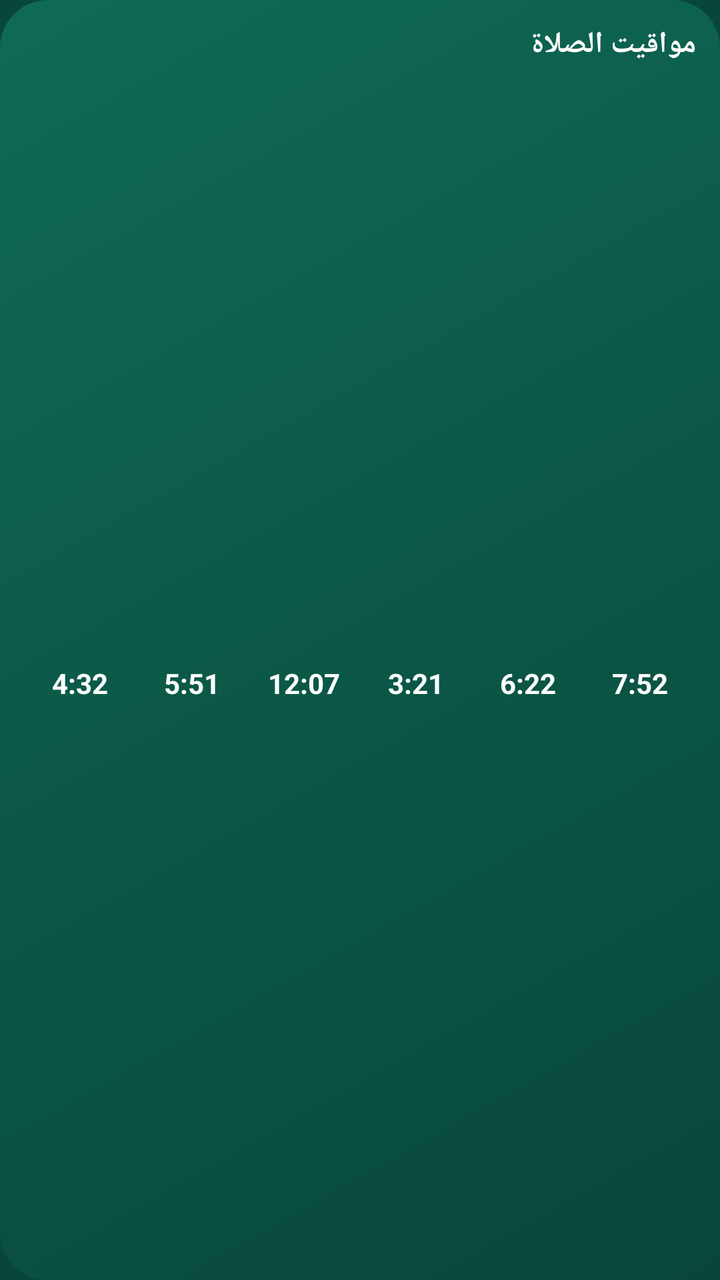
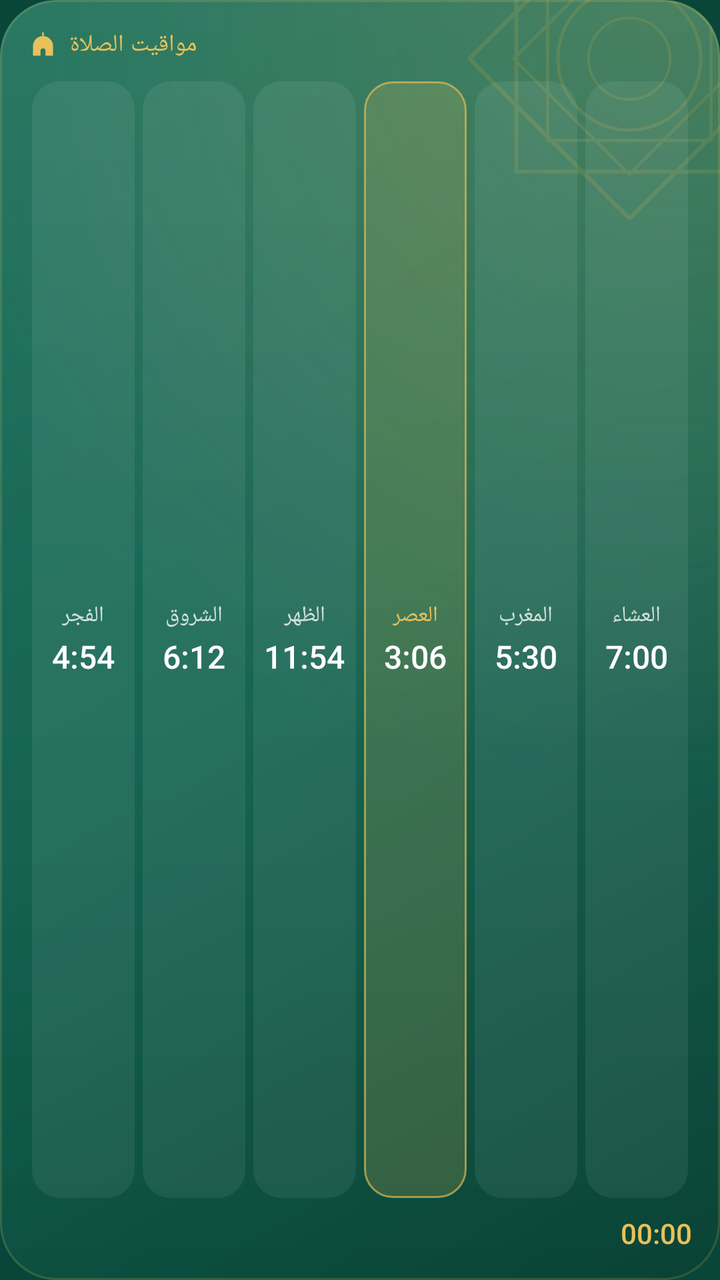

An Android layout rendered at two revisions. The XML below is the earlier revision; the diff shows what the commit changed to produce the second picture.
<!-- AndroidManifest.xml: application theme Theme.Mizan -->
<!-- res/layout/widget_prayer_times.xml -->
<?xml version="1.0" encoding="utf-8"?>
<LinearLayout xmlns:android="http://schemas.android.com/apk/res/android"
    android:id="@+id/root" android:layout_width="match_parent" android:layout_height="match_parent"
    android:background="@drawable/widget_bg" android:orientation="vertical" android:padding="12dp">
    <LinearLayout android:layout_width="match_parent" android:layout_height="wrap_content" android:orientation="horizontal">
        <TextView android:id="@+id/city" android:text="@string/widget_prayer_times" android:layout_width="0dp" android:layout_weight="1" android:layout_height="wrap_content"
            android:textColor="#FFFFFF" android:textSize="15sp" android:textStyle="bold" android:maxLines="1" android:ellipsize="end" />
        <TextView android:id="@+id/date" android:layout_width="wrap_content" android:layout_height="wrap_content"
            android:textColor="#E0B54A" android:textSize="12sp" android:maxLines="1" />
    </LinearLayout>
    <LinearLayout android:layout_width="match_parent" android:layout_height="0dp" android:layout_weight="1"
        android:layout_marginTop="8dp" android:orientation="horizontal">
        <LinearLayout android:id="@+id/c0" android:layout_width="0dp" android:layout_weight="1" android:layout_height="match_parent"
            android:layout_marginHorizontal="2dp" android:orientation="vertical" android:gravity="center">
            <TextView android:id="@+id/n0" android:layout_width="wrap_content" android:layout_height="wrap_content"
                android:textColor="#CCFFFFFF" android:textSize="11sp" android:maxLines="1" />
            <TextView android:id="@+id/t0" android:text="4:32" android:layout_width="wrap_content" android:layout_height="wrap_content"
                android:textColor="#FFFFFF" android:textSize="14sp" android:textStyle="bold" android:maxLines="1" />
        </LinearLayout>
        <LinearLayout android:id="@+id/c1" android:layout_width="0dp" android:layout_weight="1" android:layout_height="match_parent"
            android:layout_marginHorizontal="2dp" android:orientation="vertical" android:gravity="center">
            <TextView android:id="@+id/n1" android:layout_width="wrap_content" android:layout_height="wrap_content"
                android:textColor="#CCFFFFFF" android:textSize="11sp" android:maxLines="1" />
            <TextView android:id="@+id/t1" android:text="5:51" android:layout_width="wrap_content" android:layout_height="wrap_content"
                android:textColor="#FFFFFF" android:textSize="14sp" android:textStyle="bold" android:maxLines="1" />
        </LinearLayout>
        <LinearLayout android:id="@+id/c2" android:layout_width="0dp" android:layout_weight="1" android:layout_height="match_parent"
            android:layout_marginHorizontal="2dp" android:orientation="vertical" android:gravity="center">
            <TextView android:id="@+id/n2" android:layout_width="wrap_content" android:layout_height="wrap_content"
                android:textColor="#CCFFFFFF" android:textSize="11sp" android:maxLines="1" />
            <TextView android:id="@+id/t2" android:text="12:07" android:layout_width="wrap_content" android:layout_height="wrap_content"
                android:textColor="#FFFFFF" android:textSize="14sp" android:textStyle="bold" android:maxLines="1" />
        </LinearLayout>
        <LinearLayout android:id="@+id/c3" android:layout_width="0dp" android:layout_weight="1" android:layout_height="match_parent"
            android:layout_marginHorizontal="2dp" android:orientation="vertical" android:gravity="center">
            <TextView android:id="@+id/n3" android:layout_width="wrap_content" android:layout_height="wrap_content"
                android:textColor="#CCFFFFFF" android:textSize="11sp" android:maxLines="1" />
            <TextView android:id="@+id/t3" android:text="3:21" android:layout_width="wrap_content" android:layout_height="wrap_content"
                android:textColor="#FFFFFF" android:textSize="14sp" android:textStyle="bold" android:maxLines="1" />
        </LinearLayout>
        <LinearLayout android:id="@+id/c4" android:layout_width="0dp" android:layout_weight="1" android:layout_height="match_parent"
            android:layout_marginHorizontal="2dp" android:orientation="vertical" android:gravity="center">
            <TextView android:id="@+id/n4" android:layout_width="wrap_content" android:layout_height="wrap_content"
                android:textColor="#CCFFFFFF" android:textSize="11sp" android:maxLines="1" />
            <TextView android:id="@+id/t4" android:text="6:22" android:layout_width="wrap_content" android:layout_height="wrap_content"
                android:textColor="#FFFFFF" android:textSize="14sp" android:textStyle="bold" android:maxLines="1" />
        </LinearLayout>
        <LinearLayout android:id="@+id/c5" android:layout_width="0dp" android:layout_weight="1" android:layout_height="match_parent"
            android:layout_marginHorizontal="2dp" android:orientation="vertical" android:gravity="center">
            <TextView android:id="@+id/n5" android:layout_width="wrap_content" android:layout_height="wrap_content"
                android:textColor="#CCFFFFFF" android:textSize="11sp" android:maxLines="1" />
            <TextView android:id="@+id/t5" android:text="7:52" android:layout_width="wrap_content" android:layout_height="wrap_content"
                android:textColor="#FFFFFF" android:textSize="14sp" android:textStyle="bold" android:maxLines="1" />
        </LinearLayout>
    </LinearLayout>
</LinearLayout>
<!-- resources referenced by this layout -->
<resources>
  <!-- drawable widget_bg (drawable) -->
  <?xml version="1.0" encoding="utf-8"?>
  <shape xmlns:android="http://schemas.android.com/apk/res/android" android:shape="rectangle">
      <gradient android:angle="315" android:startColor="#0F6A55" android:endColor="#08463A" />
      <corners android:radius="24dp" />
  </shape>
  <!-- unchanged entries left out for length: 3 -->
</resources>

<!-- the commit's change to res/layout/widget_prayer_times.xml (unified diff, before → after) -->
@@ -1,56 +1,88 @@
 <?xml version="1.0" encoding="utf-8"?>
-<LinearLayout xmlns:android="http://schemas.android.com/apk/res/android"
+<FrameLayout xmlns:android="http://schemas.android.com/apk/res/android"
     android:id="@+id/root" android:layout_width="match_parent" android:layout_height="match_parent"
-    android:background="@drawable/widget_bg" android:orientation="vertical" android:padding="12dp">
-    <LinearLayout android:layout_width="match_parent" android:layout_height="wrap_content" android:orientation="horizontal">
-        <TextView android:id="@+id/city" android:text="@string/widget_prayer_times" android:layout_width="0dp" android:layout_weight="1" android:layout_height="wrap_content"
-            android:textColor="#FFFFFF" android:textSize="15sp" android:textStyle="bold" android:maxLines="1" android:ellipsize="end" />
-        <TextView android:id="@+id/date" android:layout_width="wrap_content" android:layout_height="wrap_content"
-            android:textColor="#E0B54A" android:textSize="12sp" android:maxLines="1" />
-    </LinearLayout>
-    <LinearLayout android:layout_width="match_parent" android:layout_height="0dp" android:layout_weight="1"
-        android:layout_marginTop="8dp" android:orientation="horizontal">
-        <LinearLayout android:id="@+id/c0" android:layout_width="0dp" android:layout_weight="1" android:layout_height="match_parent"
-            android:layout_marginHorizontal="2dp" android:orientation="vertical" android:gravity="center">
-            <TextView android:id="@+id/n0" android:layout_width="wrap_content" android:layout_height="wrap_content"
-                android:textColor="#CCFFFFFF" android:textSize="11sp" android:maxLines="1" />
-            <TextView android:id="@+id/t0" android:text="4:32" android:layout_width="wrap_content" android:layout_height="wrap_content"
-                android:textColor="#FFFFFF" android:textSize="14sp" android:textStyle="bold" android:maxLines="1" />
+    android:background="@drawable/widget_surface" android:clipToOutline="true">
+    
+    <ImageView android:id="@+id/bg" android:layout_width="match_parent" android:layout_height="match_parent"
+        android:src="@drawable/widget_surface" android:scaleType="fitXY" android:importantForAccessibility="no" />
+    <ImageView android:layout_width="match_parent" android:layout_height="match_parent"
+        android:src="@drawable/widget_shade" android:scaleType="fitXY" android:importantForAccessibility="no" />
+    <ImageView android:layout_width="match_parent" android:layout_height="match_parent"
+        android:src="@drawable/widget_sheen" android:scaleType="fitXY" android:importantForAccessibility="no" />
+    <ImageView android:layout_width="170dp" android:layout_height="170dp" android:layout_gravity="top|end"
+        android:layout_marginTop="-56dp" android:layout_marginEnd="-40dp" android:alpha="0.16"
+        android:src="@drawable/widget_ornament" android:importantForAccessibility="no" />
+    <LinearLayout android:layout_width="match_parent" android:layout_height="match_parent"
+        android:orientation="vertical" android:padding="14dp">
+        <LinearLayout android:layout_width="match_parent" android:layout_height="wrap_content"
+            android:orientation="horizontal" android:gravity="center_vertical">
+            <ImageView android:id="@+id/icon" android:layout_width="15dp" android:layout_height="15dp" android:layout_marginEnd="6dp"
+                android:src="@drawable/ic_w_mosque" android:tint="@color/w_gold" android:importantForAccessibility="no" />
+            <TextView android:id="@+id/city" android:layout_width="0dp" android:layout_height="wrap_content" android:layout_weight="1"
+                android:text="@string/widget_prayer_times" android:textColor="@color/w_gold" android:textSize="12sp" android:fontFamily="sans-serif-medium"
+                android:letterSpacing="0.02" android:maxLines="1" android:ellipsize="end" android:textAlignment="viewStart" />
+            <TextView android:id="@+id/date" android:layout_width="wrap_content" android:layout_height="wrap_content"
+                android:textColor="@color/w_text2" android:textSize="11sp" android:maxLines="1" />
         </LinearLayout>
-        <LinearLayout android:id="@+id/c1" android:layout_width="0dp" android:layout_weight="1" android:layout_height="match_parent"
-            android:layout_marginHorizontal="2dp" android:orientation="vertical" android:gravity="center">
-            <TextView android:id="@+id/n1" android:layout_width="wrap_content" android:layout_height="wrap_content"
-                android:textColor="#CCFFFFFF" android:textSize="11sp" android:maxLines="1" />
-            <TextView android:id="@+id/t1" android:text="5:51" android:layout_width="wrap_content" android:layout_height="wrap_content"
-                android:textColor="#FFFFFF" android:textSize="14sp" android:textStyle="bold" android:maxLines="1" />
+
+        <LinearLayout android:layout_width="match_parent" android:layout_height="0dp" android:layout_weight="1"
+            android:layout_marginTop="10dp" android:layout_marginHorizontal="-2dp" android:orientation="horizontal">
+            <LinearLayout android:id="@+id/c0" android:layout_width="0dp" android:layout_weight="1" android:layout_height="match_parent"
+                android:layout_marginHorizontal="2dp" android:orientation="vertical" android:gravity="center" android:background="@drawable/widget_cell">
+                <TextView android:id="@+id/n0" android:layout_width="wrap_content" android:layout_height="wrap_content"
+                    android:text="@string/sample_fajr" android:textColor="@color/w_text2" android:textSize="11sp" android:maxLines="1" />
+                <TextView android:id="@+id/t0" android:text="4:54" android:layout_width="wrap_content" android:layout_height="wrap_content"
+                    android:layout_marginTop="2dp" android:textColor="@color/w_text" android:textSize="16sp" android:fontFamily="sans-serif-medium"
+                    android:fontFeatureSettings="tnum" android:maxLines="1" />
+            </LinearLayout>
+            <LinearLayout android:id="@+id/c1" android:layout_width="0dp" android:layout_weight="1" android:layout_height="match_parent"
+                android:layout_marginHorizontal="2dp" android:orientation="vertical" android:gravity="center" android:background="@drawable/widget_cell">
+                <TextView android:id="@+id/n1" android:layout_width="wrap_content" android:layout_height="wrap_content"
+                    android:text="@string/sample_sunrise" android:textColor="@color/w_text2" android:textSize="11sp" android:maxLines="1" />
+                <TextView android:id="@+id/t1" android:text="6:12" android:layout_width="wrap_content" android:layout_height="wrap_content"
+                    android:layout_marginTop="2dp" android:textColor="@color/w_text" android:textSize="16sp" android:fontFamily="sans-serif-medium"
+                    android:fontFeatureSettings="tnum" android:maxLines="1" />
+            </LinearLayout>
+            <LinearLayout android:id="@+id/c2" android:layout_width="0dp" android:layout_weight="1" android:layout_height="match_parent"
+                android:layout_marginHorizontal="2dp" android:orientation="vertical" android:gravity="center" android:background="@drawable/widget_cell">
+                <TextView android:id="@+id/n2" android:layout_width="wrap_content" android:layout_height="wrap_content"
+                    android:text="@string/sample_dhuhr" android:textColor="@color/w_text2" android:textSize="11sp" android:maxLines="1" />
+                <TextView android:id="@+id/t2" android:text="11:54" android:layout_width="wrap_content" android:layout_height="wrap_content"
+                    android:layout_marginTop="2dp" android:textColor="@color/w_text" android:textSize="16sp" android:fontFamily="sans-serif-medium"
+                    android:fontFeatureSettings="tnum" android:maxLines="1" />
+            </LinearLayout>
+            <LinearLayout android:id="@+id/c3" android:layout_width="0dp" android:layout_weight="1" android:layout_height="match_parent"
+                android:layout_marginHorizontal="2dp" android:orientation="vertical" android:gravity="center" android:background="@drawable/widget_cell_on">
+                <TextView android:id="@+id/n3" android:layout_width="wrap_content" android:layout_height="wrap_content"
+                    android:text="@string/sample_asr" android:textColor="@color/w_gold" android:textSize="11sp" android:maxLines="1" />
+                <TextView android:id="@+id/t3" android:text="3:06" android:layout_width="wrap_content" android:layout_height="wrap_content"
+                    android:layout_marginTop="2dp" android:textColor="@color/w_text" android:textSize="16sp" android:fontFamily="sans-serif-medium"
+                    android:fontFeatureSettings="tnum" android:maxLines="1" />
+            </LinearLayout>
+            <LinearLayout android:id="@+id/c4" android:layout_width="0dp" android:layout_weight="1" android:layout_height="match_parent"
+                android:layout_marginHorizontal="2dp" android:orientation="vertical" android:gravity="center" android:background="@drawable/widget_cell">
+                <TextView android:id="@+id/n4" android:layout_width="wrap_content" android:layout_height="wrap_content"
+                    android:text="@string/sample_maghrib" android:textColor="@color/w_text2" android:textSize="11sp" android:maxLines="1" />
+                <TextView android:id="@+id/t4" android:text="5:30" android:layout_width="wrap_content" android:layout_height="wrap_content"
+                    android:layout_marginTop="2dp" android:textColor="@color/w_text" android:textSize="16sp" android:fontFamily="sans-serif-medium"
+                    android:fontFeatureSettings="tnum" android:maxLines="1" />
+            </LinearLayout>
+            <LinearLayout android:id="@+id/c5" android:layout_width="0dp" android:layout_weight="1" android:layout_height="match_parent"
+                android:layout_marginHorizontal="2dp" android:orientation="vertical" android:gravity="center" android:background="@drawable/widget_cell">
+                <TextView android:id="@+id/n5" android:layout_width="wrap_content" android:layout_height="wrap_content"
+                    android:text="@string/sample_isha" android:textColor="@color/w_text2" android:textSize="11sp" android:maxLines="1" />
+                <TextView android:id="@+id/t5" android:text="7:00" android:layout_width="wrap_content" android:layout_height="wrap_content"
+                    android:layout_marginTop="2dp" android:textColor="@color/w_text" android:textSize="16sp" android:fontFamily="sans-serif-medium"
+                    android:fontFeatureSettings="tnum" android:maxLines="1" />
+            </LinearLayout>
         </LinearLayout>
-        <LinearLayout android:id="@+id/c2" android:layout_width="0dp" android:layout_weight="1" android:layout_height="match_parent"
-            android:layout_marginHorizontal="2dp" android:orientation="vertical" android:gravity="center">
-            <TextView android:id="@+id/n2" android:layout_width="wrap_content" android:layout_height="wrap_content"
-                android:textColor="#CCFFFFFF" android:textSize="11sp" android:maxLines="1" />
-            <TextView android:id="@+id/t2" android:text="12:07" android:layout_width="wrap_content" android:layout_height="wrap_content"
-                android:textColor="#FFFFFF" android:textSize="14sp" android:textStyle="bold" android:maxLines="1" />
-        </LinearLayout>
-        <LinearLayout android:id="@+id/c3" android:layout_width="0dp" android:layout_weight="1" android:layout_height="match_parent"
-            android:layout_marginHorizontal="2dp" android:orientation="vertical" android:gravity="center">
-            <TextView android:id="@+id/n3" android:layout_width="wrap_content" android:layout_height="wrap_content"
-                android:textColor="#CCFFFFFF" android:textSize="11sp" android:maxLines="1" />
-            <TextView android:id="@+id/t3" android:text="3:21" android:layout_width="wrap_content" android:layout_height="wrap_content"
-                android:textColor="#FFFFFF" android:textSize="14sp" android:textStyle="bold" android:maxLines="1" />
-        </LinearLayout>
-        <LinearLayout android:id="@+id/c4" android:layout_width="0dp" android:layout_weight="1" android:layout_height="match_parent"
-            android:layout_marginHorizontal="2dp" android:orientation="vertical" android:gravity="center">
-            <TextView android:id="@+id/n4" android:layout_width="wrap_content" android:layout_height="wrap_content"
-                android:textColor="#CCFFFFFF" android:textSize="11sp" android:maxLines="1" />
-            <TextView android:id="@+id/t4" android:text="6:22" android:layout_width="wrap_content" android:layout_height="wrap_content"
-                android:textColor="#FFFFFF" android:textSize="14sp" android:textStyle="bold" android:maxLines="1" />
-        </LinearLayout>
-        <LinearLayout android:id="@+id/c5" android:layout_width="0dp" android:layout_weight="1" android:layout_height="match_parent"
-            android:layout_marginHorizontal="2dp" android:orientation="vertical" android:gravity="center">
-            <TextView android:id="@+id/n5" android:layout_width="wrap_content" android:layout_height="wrap_content"
-                android:textColor="#CCFFFFFF" android:textSize="11sp" android:maxLines="1" />
-            <TextView android:id="@+id/t5" android:text="7:52" android:layout_width="wrap_content" android:layout_height="wrap_content"
-                android:textColor="#FFFFFF" android:textSize="14sp" android:textStyle="bold" android:maxLines="1" />
+        <LinearLayout android:layout_width="match_parent" android:layout_height="wrap_content" android:layout_marginTop="8dp"
+            android:orientation="horizontal" android:gravity="center_vertical">
+            <TextView android:id="@+id/nextLabel" android:layout_width="0dp" android:layout_height="wrap_content" android:layout_weight="1"
+                android:textColor="@color/w_text2" android:textSize="12sp" android:maxLines="1" android:ellipsize="end" android:textAlignment="viewStart" />
+            <Chronometer android:id="@+id/countdown" android:layout_width="wrap_content" android:layout_height="wrap_content"
+                android:textColor="@color/w_gold" android:textSize="14sp" android:fontFamily="sans-serif-medium"
+                android:fontFeatureSettings="tnum" android:countDown="true" android:textDirection="ltr" />
         </LinearLayout>
     </LinearLayout>
-</LinearLayout>
+</FrameLayout>
<!-- resource entries referenced after the edit -->
@@ -1,11 +1,83 @@
 <!-- resources referenced by this layout -->
 <resources>
-  <!-- drawable widget_bg (drawable) -->
+  <color name="w_gold">#E8C15A</color>
+  <color name="w_text">#FFFFFF</color>
+  <color name="w_text2">#C7FFFFFF</color>
+  <!-- drawable ic_w_mosque (drawable) -->
+  <?xml version="1.0" encoding="utf-8"?>
+  <vector xmlns:android="http://schemas.android.com/apk/res/android"
+      android:width="24dp" android:height="24dp"
+      android:viewportWidth="24" android:viewportHeight="24">
+      <path android:fillColor="#FFFFFFFF" android:fillType="evenOdd" android:pathData="M4,21 L4,13.4 A8,8 0 0,1 20,13.4 L20,21 Z M10,21 L10,17.2 A2,2 0 0,1 14,17.2 L14,21 Z M11.3,2.4 L12.7,2.4 L12.7,5.6 L11.3,5.6 Z" />
+  </vector>
+  <!-- drawable widget_cell (drawable) -->
   <?xml version="1.0" encoding="utf-8"?>
   <shape xmlns:android="http://schemas.android.com/apk/res/android" android:shape="rectangle">
-      <gradient android:angle="315" android:startColor="#0F6A55" android:endColor="#08463A" />
-      <corners android:radius="24dp" />
+      <solid android:color="#12FFFFFF" />
+      <corners android:radius="14dp" />
   </shape>
+  <!-- drawable widget_cell_on (drawable) -->
+  <?xml version="1.0" encoding="utf-8"?>
+  <shape xmlns:android="http://schemas.android.com/apk/res/android" android:shape="rectangle">
+      <solid android:color="#2EE8C15A" />
+      <stroke android:width="1dp" android:color="#A6E8C15A" />
+      <corners android:radius="14dp" />
+  </shape>
+  <!-- drawable widget_ornament (drawable) -->
+  <?xml version="1.0" encoding="utf-8"?>
+  <vector xmlns:android="http://schemas.android.com/apk/res/android"
+      android:width="160dp" android:height="160dp"
+      android:viewportWidth="100" android:viewportHeight="100">
+      <path android:strokeColor="#FFE0B54A" android:strokeWidth="1.2" android:strokeLineJoin="round" android:pathData="M16.77,16.77 L83.23,16.77 L83.23,83.23 L16.77,83.23 Z" />
+      <path android:strokeColor="#FFE0B54A" android:strokeWidth="1.2" android:strokeLineJoin="round" android:pathData="M50,3 L97,50 L50,97 L3,50 Z" />
+      <path android:strokeColor="#FFE0B54A" android:strokeWidth="0.9" android:strokeLineJoin="round" android:pathData="M25.96,25.96 L74.04,25.96 L74.04,74.04 L25.96,74.04 Z" />
+      <path android:strokeColor="#FFE0B54A" android:strokeWidth="0.9" android:strokeLineJoin="round" android:pathData="M50,16 L84,50 L50,84 L16,50 Z" />
+      <path android:strokeColor="#FFE0B54A" android:strokeWidth="1.0" android:strokeLineJoin="round" android:pathData="M29,50 a21,21 0 1,0 42,0 a21,21 0 1,0 -42,0" />
+      <path android:strokeColor="#FFE0B54A" android:strokeWidth="0.8" android:strokeLineJoin="round" android:pathData="M38,50 a12,12 0 1,0 24,0 a12,12 0 1,0 -24,0" />
+  </vector>
+  <!-- drawable widget_shade (drawable) -->
+  <?xml version="1.0" encoding="utf-8"?>
+  <shape xmlns:android="http://schemas.android.com/apk/res/android" android:shape="rectangle">
+      <gradient android:angle="315" android:startColor="#00000000" android:centerColor="#1A000000" android:endColor="#61000000" />
+      <corners android:radius="@dimen/w_radius" />
+  </shape>
+  <!-- drawable widget_sheen (drawable) -->
+  <?xml version="1.0" encoding="utf-8"?>
+  <layer-list xmlns:android="http://schemas.android.com/apk/res/android">
+      <item>
+          <shape android:shape="rectangle">
+              <gradient android:type="radial" android:centerX="0.92" android:centerY="0.0" android:gradientRadius="110%"
+                  android:startColor="#30E8C15A" android:endColor="#00E8C15A" />
+              <corners android:radius="@dimen/w_radius" />
+          </shape>
+      </item>
+      <item>
+          <shape android:shape="rectangle">
+              <gradient android:angle="270" android:startColor="#14FFFFFF" android:endColor="#00FFFFFF" />
+              <corners android:radius="@dimen/w_radius" />
+          </shape>
+      </item>
+      <item>
+          <shape android:shape="rectangle">
+              <stroke android:width="1dp" android:color="#2EE8C15A" />
+              <corners android:radius="@dimen/w_radius" />
+          </shape>
+      </item>
+  </layer-list>
+  <!-- drawable widget_surface (drawable) -->
+  <?xml version="1.0" encoding="utf-8"?>
+  <shape xmlns:android="http://schemas.android.com/apk/res/android" android:shape="rectangle">
+      <solid android:color="@color/w_base" />
+      <corners android:radius="@dimen/w_radius" />
+  </shape>
+  <string name="sample_asr">العصر</string>
+  <string name="sample_dhuhr">الظهر</string>
+  <string name="sample_fajr">الفجر</string>
+  <string name="sample_isha">العشاء</string>
+  <string name="sample_maghrib">المغرب</string>
+  <string name="sample_sunrise">الشروق</string>
+  <dimen name="w_radius">24dp</dimen>
+  <color name="w_base">#0F6A55</color>
   <!-- unchanged entries left out for length: 3 -->
 </resources>
 
